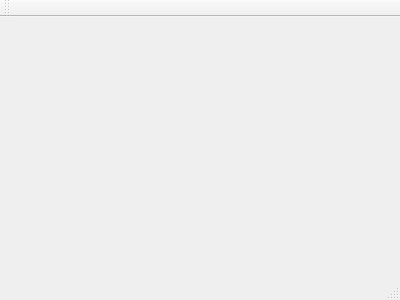
This is mainwindow.ui in Bahamuttg/StepperMotorDriver as Qt 5 draws it before an edit. The edited form follows.
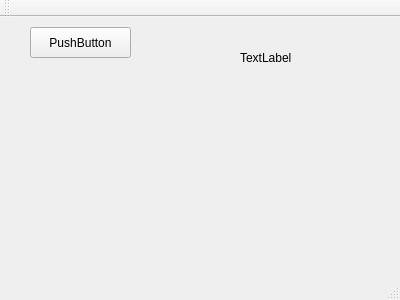
This is the edited form.

```diff
--- a/mainwindow.ui
+++ b/mainwindow.ui
@@ -12,13 +12,55 @@
   <property name="windowTitle" >
    <string>MainWindow</string>
   </property>
-  <widget class="QMenuBar" name="menuBar" />
-  <widget class="QToolBar" name="mainToolBar" />
-  <widget class="QWidget" name="centralWidget" />
-  <widget class="QStatusBar" name="statusBar" />
+  <widget class="QWidget" name="centralWidget">
+   <widget class="QPushButton" name="pushButton">
+    <property name="geometry">
+     <rect>
+      <x>30</x>
+      <y>10</y>
+      <width>101</width>
+      <height>31</height>
+     </rect>
+    </property>
+    <property name="text">
+     <string>PushButton</string>
+    </property>
+   </widget>
+   <widget class="QLabel" name="label">
+    <property name="geometry">
+     <rect>
+      <x>240</x>
+      <y>30</y>
+      <width>68</width>
+      <height>21</height>
+     </rect>
+    </property>
+    <property name="text">
+     <string>TextLabel</string>
+    </property>
+   </widget>
+  </widget>
+  <widget class="QMenuBar" name="menuBar">
+   <property name="geometry">
+    <rect>
+     <x>0</x>
+     <y>0</y>
+     <width>400</width>
+     <height>27</height>
+    </rect>
+   </property>
+  </widget>
+  <widget class="QToolBar" name="mainToolBar">
+   <attribute name="toolBarArea">
+    <enum>TopToolBarArea</enum>
+   </attribute>
+   <attribute name="toolBarBreak">
+    <bool>false</bool>
+   </attribute>
+  </widget>
+  <widget class="QStatusBar" name="statusBar"/>
  </widget>
- <layoutDefault spacing="6" margin="11" />
- <pixmapfunction></pixmapfunction>
+ <layoutdefault spacing="6" margin="11"/>
  <resources/>
  <connections/>
 </ui>
```
Left out of the diff: 7 changed lines with no effect on the pictures.
